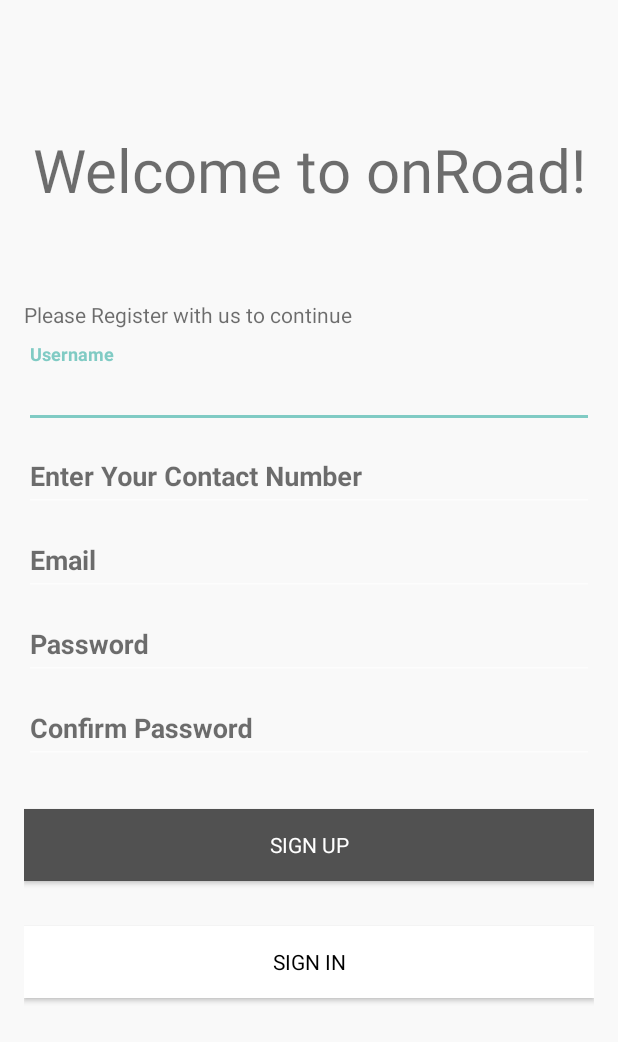
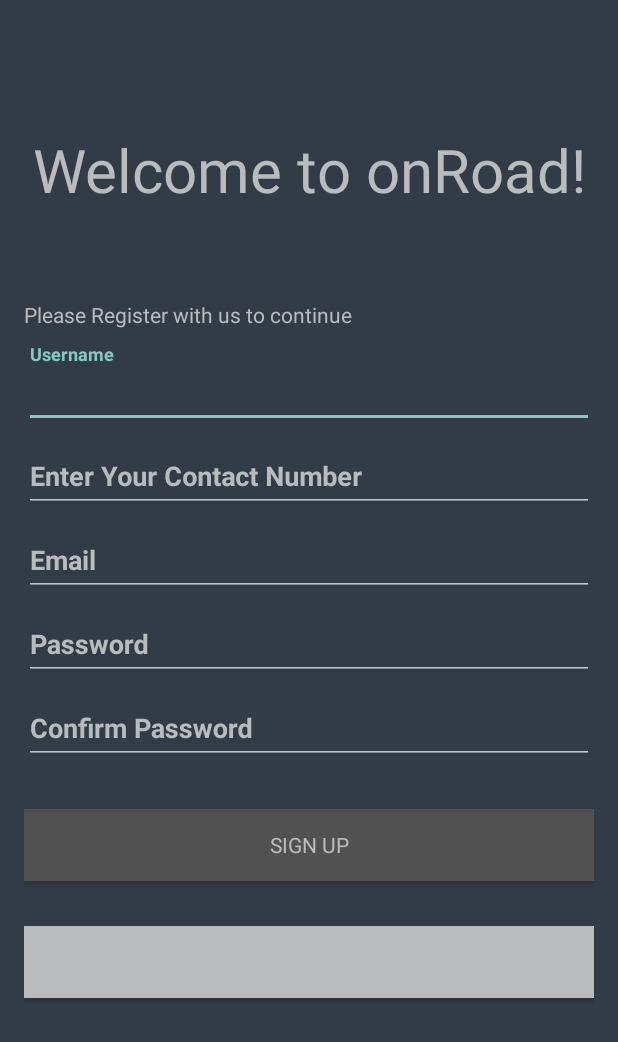
Before and after one commit to SAITARUN55/onRoad, an Android app: the RegisterActivity screen opened directly, with no data from a screen before it, on a phone screen of 412 x 824 dp. Shown: the top 1042 px of the screen. Run offline under Robolectric (Android 15) with nearby library versions, the phone set to English and light mode, and no system bars; our stand-ins replace Firebase (no records; nobody signed in at launch, a user with empty details on screens opened directly).

Commit message:
UI improvements

```diff
--- a/app/src/main/res/layout/activity_register.xml
+++ b/app/src/main/res/layout/activity_register.xml
@@ -4,7 +4,7 @@
     android:id="@+id/mainActivity"
     android:layout_width="match_parent"
     android:layout_height="match_parent"
-    android:background="@color/yellow"
+    android:background="#333C46"
     android:onClick="hidekeyboard"
     android:orientation="vertical"
     android:paddingLeft="@dimen/activity_horizontal_margin"
@@ -21,7 +21,7 @@
         android:paddingTop="70dp"
         android:paddingBottom="60dp"
         android:text="@string/loginText"
-        android:textColor="@color/common_google_signin_btn_text_light_focused"
+        android:textColor="#B9BBBD"
         android:textSize="40sp"
         tools:text="Welcome to onRoad!" />
 
@@ -32,12 +32,12 @@
         android:layout_height="wrap_content"
         android:paddingBottom="10dp"
         android:text="@string/please_register_with_us_to_continue"
-        android:textColor="@color/common_google_signin_btn_text_light_focused" />
+        android:textColor="#B9BBBD" />
 
     <android.support.design.widget.TextInputLayout
         android:layout_width="match_parent"
         android:layout_height="wrap_content"
-        android:textColorHint="@color/common_google_signin_btn_text_light">
+        android:textColorHint="#B9BBBD">
 
         <AutoCompleteTextView
             android:id="@+id/register_username"
@@ -47,8 +47,8 @@
             android:imeOptions="actionNext"
             android:inputType="textNoSuggestions"
             android:maxLines="1"
-            android:textColor="@color/black"
-            android:textColorHint="@color/white"
+            android:textColor="#B9BBBD"
+            android:textColorHint="#B9BBBD"
             android:textIsSelectable="false"
             android:textSize="18sp"
             android:textStyle="bold" />
@@ -58,7 +58,7 @@
     <android.support.design.widget.TextInputLayout
         android:layout_width="match_parent"
         android:layout_height="wrap_content"
-        android:textColorHint="@color/common_google_signin_btn_text_light">
+        android:textColorHint="#B9BBBD">
 
         <AutoCompleteTextView
             android:id="@+id/register_userContactNumber"
@@ -68,8 +68,8 @@
             android:imeOptions="actionNext"
             android:inputType="textNoSuggestions"
             android:maxLines="1"
-            android:textColor="@color/black"
-            android:textColorHint="@color/white"
+            android:textColor="#B9BBBD"
+            android:textColorHint="#B9BBBD"
             android:textIsSelectable="false"
             android:textSize="18sp"
             android:textStyle="bold" />
@@ -79,7 +79,7 @@
     <android.support.design.widget.TextInputLayout
         android:layout_width="match_parent"
         android:layout_height="wrap_content"
-        android:textColorHint="@color/common_google_signin_btn_text_light">
+        android:textColorHint="#B9BBBD">
 
         <AutoCompleteTextView
             android:id="@+id/register_email"
@@ -89,8 +89,8 @@
             android:imeOptions="actionNext"
             android:inputType="textEmailAddress"
             android:maxLines="1"
-            android:textColor="@color/black"
-            android:textColorHint="@color/white"
+            android:textColor="#B9BBBD"
+            android:textColorHint="#B9BBBD"
             android:textIsSelectable="false"
             android:textSize="18sp"
             android:textStyle="bold" />
@@ -100,7 +100,7 @@
     <android.support.design.widget.TextInputLayout
         android:layout_width="match_parent"
         android:layout_height="wrap_content"
-        android:textColorHint="@color/common_google_signin_btn_text_light">
+        android:textColorHint="#B9BBBD">
 
         <EditText
             android:id="@+id/register_password"
@@ -110,8 +110,8 @@
             android:imeOptions="actionNext"
             android:inputType="textPassword"
             android:maxLines="1"
-            android:textColor="@color/black"
-            android:textColorHint="@color/white"
+            android:textColor="#B9BBBD"
+            android:textColorHint="#B9BBBD"
             android:textSize="18sp"
             android:textStyle="bold" />
 
@@ -120,7 +120,7 @@
     <android.support.design.widget.TextInputLayout
         android:layout_width="match_parent"
         android:layout_height="wrap_content"
-        android:textColorHint="@color/common_google_signin_btn_text_light">
+        android:textColorHint="#B9BBBD">
 
         <EditText
             android:id="@+id/register_confirm_password"
@@ -132,8 +132,8 @@
             android:imeOptions="actionUnspecified"
             android:inputType="textPassword"
             android:maxLines="1"
-            android:textColor="@color/black"
-            android:textColorHint="@color/white"
+            android:textColor="#B9BBBD"
+            android:textColorHint="#B9BBBD"
             android:textSize="18sp"
             android:textStyle="bold" />
 
@@ -149,7 +149,7 @@
         android:background="@color/logingrey"
         android:onClick="signUp"
         android:text="@string/action_sign_up"
-        android:textColor="@color/white"
+        android:textColor="#B9BBBD"
         android:textSize="14sp" />
 
     <Button
@@ -158,10 +158,10 @@
         android:layout_width="match_parent"
         android:layout_height="wrap_content"
         android:layout_marginTop="30dp"
-        android:background="@color/white"
+        android:background="#B9BBBD"
         android:onClick="SignInUser"
         android:text="@string/action_sign_in_short"
-        android:textColor="@color/common_google_signin_btn_text_dark_focused"
+        android:textColor="#B9BBBD"
         android:textSize="14sp" />
 
 
--- a/app/src/main/res/menu/activity_main_drawer.xml
+++ b/app/src/main/res/menu/activity_main_drawer.xml
@@ -8,7 +8,7 @@
             android:title="@string/home"/>
         <item
             android:id="@+id/nav_profile"
-            android:title="@string/prolile" />
+            android:title="@string/profile" />
         <item
             android:id="@+id/nav_rides"
             android:title="@string/rides" />
--- a/app/src/main/res/values/strings.xml
+++ b/app/src/main/res/values/strings.xml
@@ -6,8 +6,8 @@
     <string name="prompt_password_again">Confirm Password</string>
     <string name="prompt_msg">Type a message</string>
     <string name="action_settings">Settings</string>
-    <string name="action_sign_in">Sign in or register</string>
-    <string name="action_register">Sign Up here.</string>
+    <string name="action_sign_in">Sign in</string>
+    <string name="action_register">New User</string>
     <string name="action_sign_in_short">Sign in</string>
     <string name="action_sign_up">Sign up</string>
     <string name="action_send">Send</string>
@@ -38,7 +38,7 @@
 
 
     <string name="home">Home</string>
-    <string name="prolile">Prolile</string>
+    <string name="profile">Profile</string>
     <string name="about_us">About Us</string>
     <string name="rides">Search Rides</string>
     <string name="ride_requests">Add Ride</string>
```
Also changed, not shown: app/src/main/res/layout/activity_login.xml (+10 -9 lines).
